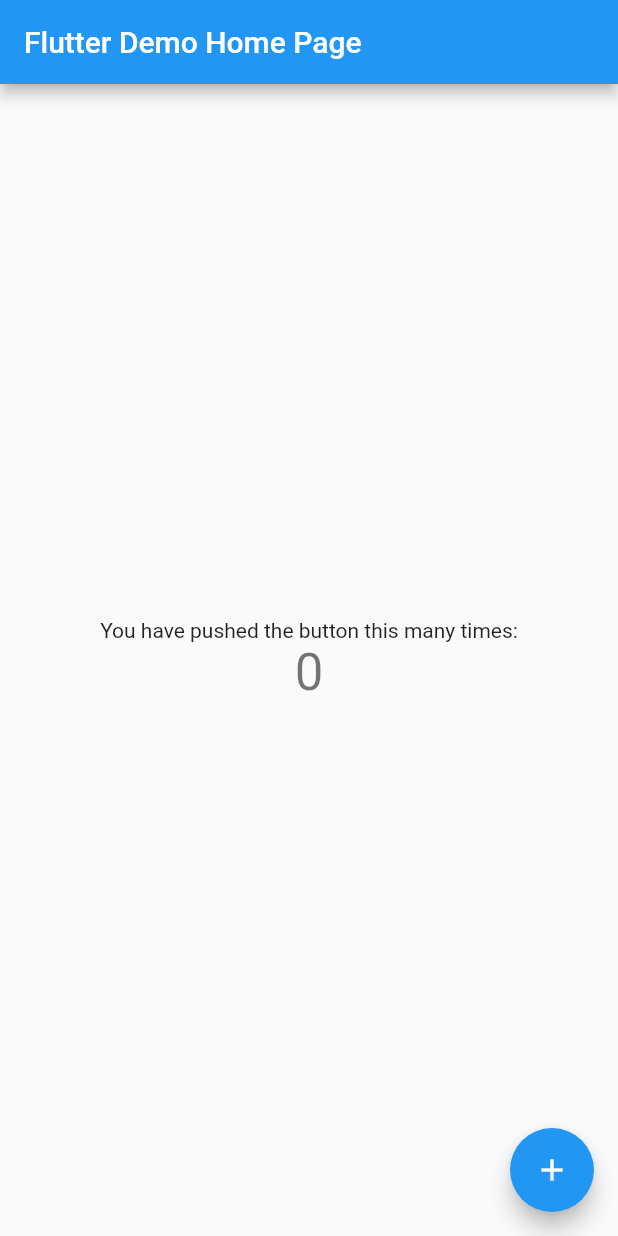
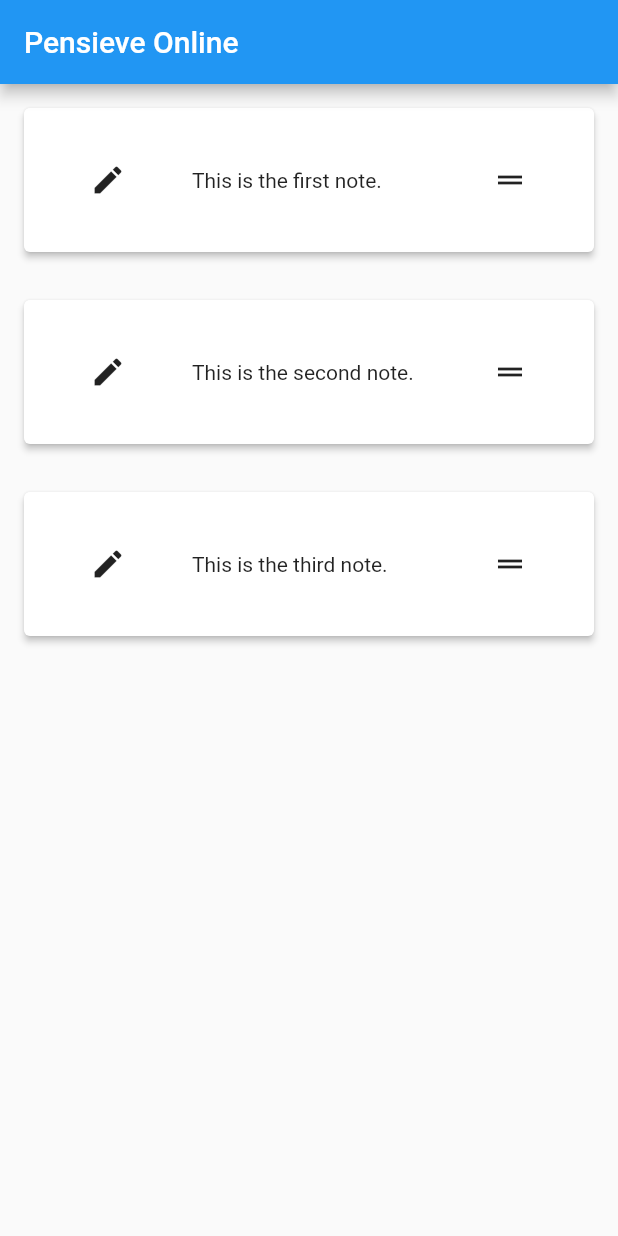
Before and after one commit to andrewdimmer/pensieve, a Flutter app: the screen it shows after launch, on a phone screen of 412 x 824 dp. Run offline on Flutter 3.47's test engine with Material 2 defaults, Android fonts, the phone set to English and light mode, and no system bars.

Commit message:
feat(flutter): Added Basic Note UI (#6)
* feat(flutter): Added a Widget to Display Note Information

* feat(flutter): Added a Reorderable List to Display Notes

```diff
--- /dev/null
+++ b/flutter/lib/Widgets/note.dart
@@ -0,0 +1,103 @@
+import 'package:flutter/material.dart';
+
+class Note extends StatelessWidget {
+  Note({Key key, this.noteId, this.content}) : super(key: key);
+
+  final String noteId;
+  final String content;
+
+  Widget build(BuildContext context) {
+    return (Dismissible(
+        child: Card(
+          child: Container(
+            child: Row(
+              children: [
+                Padding(
+                    child: IconButton(
+                      icon: Icon(Icons.edit),
+                      onPressed: () {},
+                    ),
+                    padding: EdgeInsets.symmetric(horizontal: 32)),
+                Expanded(
+                  child: Text(content),
+                ),
+                Padding(
+                    child: IconButton(
+                      icon: Icon(Icons.drag_handle),
+                      onPressed: () {},
+                    ),
+                    padding: EdgeInsets.symmetric(horizontal: 32)),
+              ],
+              crossAxisAlignment: CrossAxisAlignment.center,
+              mainAxisAlignment: MainAxisAlignment.spaceBetween,
+            ),
+            constraints: BoxConstraints.expand(
+                height:
+                    96), // Center the icon buttons; does not expand for the text.
+          ),
+          elevation: 2,
+          margin: EdgeInsets.all(16),
+        ),
+        key: UniqueKey(),
+        background: Container(
+          child: Row(
+            children: [
+              Padding(
+                child: Icon(
+                  Icons.check,
+                  color: Colors.green[900],
+                ),
+                padding: EdgeInsets.symmetric(horizontal: 16),
+              ),
+              Text(
+                "Mark as Complete",
+                style: TextStyle(color: Colors.green[900]),
+              )
+            ],
+            mainAxisAlignment: MainAxisAlignment.start,
+            crossAxisAlignment: CrossAxisAlignment.center,
+          ),
+          color: Colors.green,
+          margin: EdgeInsets.symmetric(vertical: 16),
+        ),
+        secondaryBackground: Container(
+          child: Row(
+            children: [
+              Text(
+                "Delete",
+                style: TextStyle(color: Colors.red[900]),
+              ),
+              Padding(
+                child: Icon(
+                  Icons.delete,
+                  color: Colors.red[900],
+                ),
+                padding: EdgeInsets.symmetric(horizontal: 16),
+              ),
+            ],
+            mainAxisAlignment: MainAxisAlignment.end,
+            crossAxisAlignment: CrossAxisAlignment.center,
+          ),
+          color: Colors.red,
+          margin: EdgeInsets.symmetric(vertical: 16),
+        ),
+        direction: DismissDirection.horizontal,
+        onDismissed: (direction) {
+          if (direction == DismissDirection.startToEnd) {
+            Scaffold.of(context).showSnackBar(SnackBar(
+              content: Text('Swipe Right'),
+              duration: Duration(seconds: 1, milliseconds: 50),
+              backgroundColor: Colors.green,
+              behavior: SnackBarBehavior.floating,
+            ));
+          } else {
+            Scaffold.of(context).showSnackBar(SnackBar(
+              content: Text('Swipe Left'),
+              duration: Duration(seconds: 1, milliseconds: 50),
+              backgroundColor: Colors.red,
+              behavior: SnackBarBehavior.floating,
+            ));
+          }
+        }));
+  }
+}
--- a/flutter/lib/main.dart
+++ b/flutter/lib/main.dart
@@ -1,47 +1,28 @@
 import 'package:flutter/material.dart';
+
+import 'Widgets/note.dart';
 
 void main() {
   runApp(MyApp());
 }
 
 class MyApp extends StatelessWidget {
-  // This widget is the root of your application.
   @override
   Widget build(BuildContext context) {
     return MaterialApp(
-      title: 'Flutter Demo',
+      title: 'Pensieve Online',
       theme: ThemeData(
-        // This is the theme of your application.
-        //
-        // Try running your application with "flutter run". You'll see the
-        // application has a blue toolbar. Then, without quitting the app, try
-        // changing the primarySwatch below to Colors.green and then invoke
-        // "hot reload" (press "r" in the console where you ran "flutter run",
-        // or simply save your changes to "hot reload" in a Flutter IDE).
-        // Notice that the counter didn't reset back to zero; the application
-        // is not restarted.
         primarySwatch: Colors.blue,
-        // This makes the visual density adapt to the platform that you run
-        // the app on. For desktop platforms, the controls will be smaller and
-        // closer together (more dense) than on mobile platforms.
         visualDensity: VisualDensity.adaptivePlatformDensity,
       ),
-      home: MyHomePage(title: 'Flutter Demo Home Page'),
+      home: MyHomePage(title: 'Pensieve Online'),
+      debugShowCheckedModeBanner: false,
     );
   }
 }
 
 class MyHomePage extends StatefulWidget {
   MyHomePage({Key key, this.title}) : super(key: key);
-
-  // This widget is the home page of your application. It is stateful, meaning
-  // that it has a State object (defined below) that contains fields that affect
-  // how it looks.
-
-  // This class is the configuration for the state. It holds the values (in this
-  // case the title) provided by the parent (in this case the App widget) and
-  // used by the build method of the State. Fields in a Widget subclass are
-  // always marked "final".
 
   final String title;
 
@@ -50,68 +31,48 @@
 }
 
 class _MyHomePageState extends State<MyHomePage> {
-  int _counter = 0;
+  List<Map<String, String>> _list = [
+    {"noteId": "Test1", "content": "This is the first note."},
+    {"noteId": "Test2", "content": "This is the second note."},
+    {"noteId": "Test3", "content": "This is the third note."},
+  ];
 
-  void _incrementCounter() {
-    setState(() {
-      // This call to setState tells the Flutter framework that something has
-      // changed in this State, which causes it to rerun the build method below
-      // so that the display can reflect the updated values. If we changed
-      // _counter without calling setState(), then the build method would not be
-      // called again, and so nothing would appear to happen.
-      _counter++;
-    });
-  }
+  void handleReorder(int index1, int index2) => {
+        setState(() {
+          _list.insert(index2, _list[index1]);
+          if (index2 < index1) {
+            index1++;
+          }
+          _list.removeAt(index1);
+        })
+      };
 
   @override
   Widget build(BuildContext context) {
-    // This method is rerun every time setState is called, for instance as done
-    // by the _incrementCounter method above.
-    //
-    // The Flutter framework has been optimized to make rerunning build methods
-    // fast, so that you can just rebuild anything that needs updating rather
-    // than having to individually change instances of widgets.
     return Scaffold(
       appBar: AppBar(
-        // Here we take the value from the MyHomePage object that was created by
-        // the App.build method, and use it to set our appbar title.
         title: Text(widget.title),
       ),
       body: Center(
-        // Center is a layout widget. It takes a single child and positions it
-        // in the middle of the parent.
         child: Column(
-          // Column is also a layout widget. It takes a list of children and
-          // arranges them vertically. By default, it sizes itself to fit its
-          // children horizontally, and tries to be as tall as its parent.
-          //
-          // Invoke "debug painting" (press "p" in the console, choose the
-          // "Toggle Debug Paint" action from the Flutter Inspector in Android
-          // Studio, or the "Toggle Debug Paint" command in Visual Studio Code)
-          // to see the wireframe for each widget.
-          //
-          // Column has various properties to control how it sizes itself and
-          // how it positions its children. Here we use mainAxisAlignment to
-          // center the children vertically; the main axis here is the vertical
-          // axis because Columns are vertical (the cross axis would be
-          // horizontal).
           mainAxisAlignment: MainAxisAlignment.center,
           children: <Widget>[
-            Text(
-              'You have pushed the button this many times:',
-            ),
-            Text(
-              '$_counter',
-              style: Theme.of(context).textTheme.headline4,
-            ),
+            Expanded(
+              child: ReorderableListView(
+                  children: _list
+                      .map(
+                        (item) => Note(
+                          noteId: item["noteId"],
+                          content: item["content"],
+                          key: UniqueKey(),
+                        ),
+                      )
+                      .toList(),
+                  onReorder: handleReorder),
+            )
           ],
         ),
       ),
-      floatingActionButton: FloatingActionButton(
-        onPressed: _incrementCounter,
-        tooltip: 'Increment',
-        child: Icon(Icons.add),
-      ), // This trailing comma makes auto-formatting nicer for build methods.
     );
   }
 }
```
